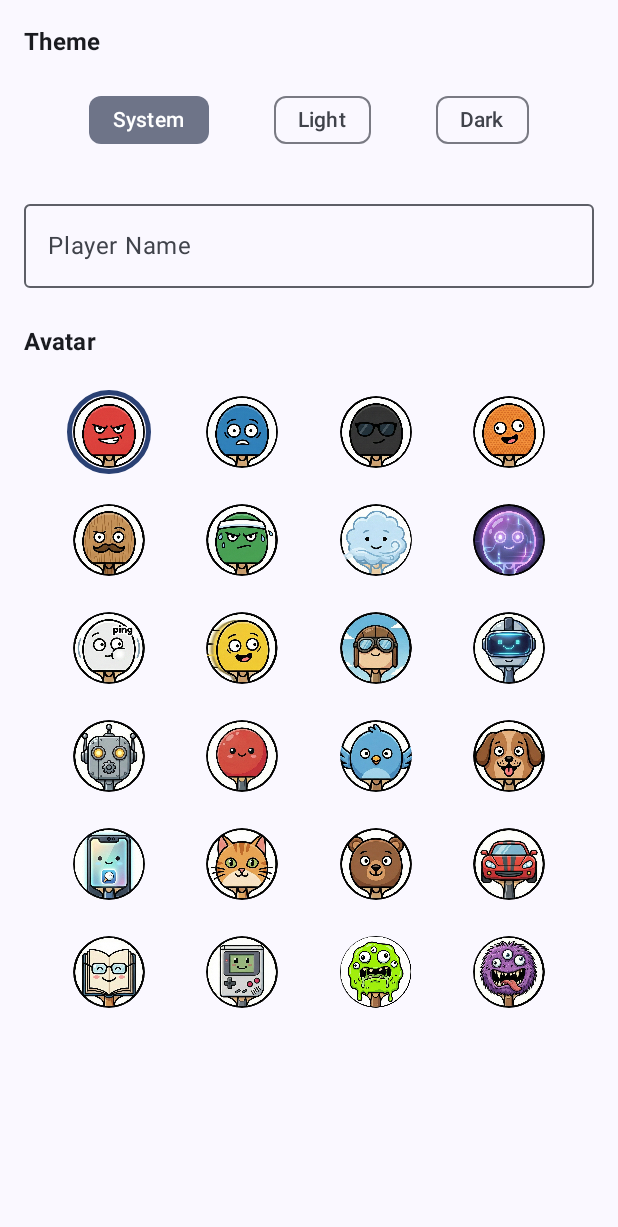
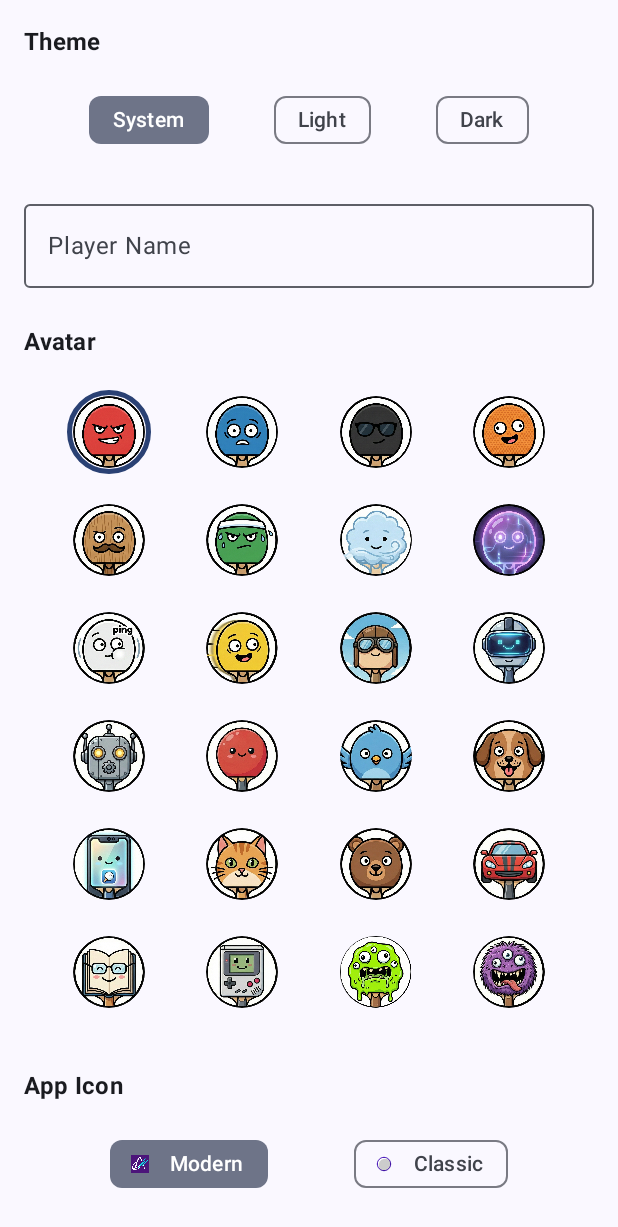
Before and after one commit to blairun/AirRally, an Android app built with Jetpack Compose: the composable AppearanceSettingsScreen called with empty values, on a phone screen of 412 x 824 dp. Shown: the top 1227 px of the screen. Run offline under Robolectric (Android 15) with nearby library versions, the phone set to English and light mode, and no system bars; 38 statements that could not run were skipped.

Commit message:
new logo

```diff
--- a/app/src/main/java/com/air/pong/ui/screens/settings/AppearanceSettingsScreen.kt
+++ b/app/src/main/java/com/air/pong/ui/screens/settings/AppearanceSettingsScreen.kt
@@ -114,5 +114,48 @@ fun AppearanceSettingsScreen(
             }
             Spacer(modifier = Modifier.height(8.dp))
         }
+
+
+        Spacer(modifier = Modifier.height(24.dp))
+
+        Text(
+            "App Icon", // TODO: Add to strings.xml
+            style = MaterialTheme.typography.titleMedium,
+            fontWeight = FontWeight.Bold,
+            modifier = Modifier.padding(bottom = 16.dp)
+        )
+
+        val context = androidx.compose.ui.platform.LocalContext.current
+        val currentIcon = androidx.compose.runtime.remember {
+            androidx.compose.runtime.mutableStateOf(com.air.pong.ui.utils.IconManager.getCurrentIcon(context))
+        }
+
+        Row(
+            modifier = Modifier.fillMaxWidth(),
+            horizontalArrangement = Arrangement.SpaceEvenly
+        ) {
+            com.air.pong.ui.utils.IconManager.AppIcon.values().forEach { icon ->
+                FilterChip(
+                    selected = currentIcon.value == icon,
+                    onClick = {
+                        com.air.pong.ui.utils.IconManager.setIcon(context, icon)
+                        currentIcon.value = icon
+                    },
+                    label = { Text(icon.displayName) },
+                    leadingIcon = {
+                        val iconRes = if (icon == com.air.pong.ui.utils.IconManager.AppIcon.DEFAULT)
+                            R.drawable.ic_launcher_foreground_fixed
+                        else
+                            R.drawable.ic_launcher_foreground
+
+                        androidx.compose.foundation.Image(
+                            painter = androidx.compose.ui.res.painterResource(id = iconRes),
+                            contentDescription = null,
+                            modifier = Modifier.size(24.dp)
+                        )
+                    }
+                )
+            }
+        }
     }
 }
--- /dev/null
+++ b/app/src/main/java/com/air/pong/ui/utils/IconManager.kt
@@ -0,0 +1,50 @@
+package com.air.pong.ui.utils
+
+import android.content.ComponentName
+import android.content.Context
+import android.content.pm.PackageManager
+import com.air.pong.BuildConfig
+
+object IconManager {
+    private const val PACKAGE_NAME = "com.air.pong"
+    private const val ALIAS_DEFAULT = "$PACKAGE_NAME.ui.MainActivityDefault"
+    private const val ALIAS_CLASSIC = "$PACKAGE_NAME.ui.MainActivityClassic"
+
+    enum class AppIcon(val aliasName: String, val displayName: String) {
+        DEFAULT(ALIAS_DEFAULT, "Modern"),
+        CLASSIC(ALIAS_CLASSIC, "Classic")
+    }
+
+    fun setIcon(context: Context, icon: AppIcon) {
+        val pm = context.packageManager
+
+        // Enable the selected alias
+        pm.setComponentEnabledSetting(
+            ComponentName(context, icon.aliasName),
+            PackageManager.COMPONENT_ENABLED_STATE_ENABLED,
+            PackageManager.DONT_KILL_APP
+        )
+
+        // Disable the other aliases
+        AppIcon.values().forEach {
+            if (it != icon) {
+                pm.setComponentEnabledSetting(
+                    ComponentName(context, it.aliasName),
+                    PackageManager.COMPONENT_ENABLED_STATE_DISABLED,
+                    PackageManager.DONT_KILL_APP
+                )
+            }
+        }
+    }
+
+    fun getCurrentIcon(context: Context): AppIcon {
+        val pm = context.packageManager
+        AppIcon.values().forEach {
+            val state = pm.getComponentEnabledSetting(ComponentName(context, it.aliasName))
+            if (state == PackageManager.COMPONENT_ENABLED_STATE_ENABLED) {
+                return it
+            }
+        }
+        return AppIcon.DEFAULT // Default fallback
+    }
+}
--- /dev/null
+++ b/app/src/main/res/drawable/ic_splash_round.xml
@@ -0,0 +1,12 @@
+<?xml version="1.0" encoding="utf-8"?>
+<layer-list xmlns:android="http://schemas.android.com/apk/res/android">
+    <item>
+        <shape android:shape="oval">
+            <solid android:color="@color/ic_launcher_background_new"/>
+        </shape>
+    </item>
+    <item>
+        <bitmap
+            android:src="@drawable/ic_launcher_foreground_fixed" />
+    </item>
+</layer-list>
--- /dev/null
+++ b/app/src/main/res/mipmap-anydpi/ic_launcher_new.xml
@@ -0,0 +1,5 @@
+<?xml version="1.0" encoding="utf-8"?>
+<adaptive-icon xmlns:android="http://schemas.android.com/apk/res/android">
+    <background android:drawable="@color/ic_launcher_background_new"/>
+    <foreground android:drawable="@drawable/ic_launcher_foreground_fixed"/>
+</adaptive-icon>
--- /dev/null
+++ b/app/src/main/res/mipmap-anydpi/ic_launcher_round_new.xml
@@ -0,0 +1,5 @@
+<?xml version="1.0" encoding="utf-8"?>
+<adaptive-icon xmlns:android="http://schemas.android.com/apk/res/android">
+    <background android:drawable="@color/ic_launcher_background_new"/>
+    <foreground android:drawable="@drawable/ic_launcher_foreground_fixed"/>
+</adaptive-icon>
--- /dev/null
+++ b/app/src/main/res/values-v31/themes.xml
@@ -0,0 +1,20 @@
+<?xml version="1.0" encoding="utf-8"?>
+<resources>
+    <style name="Theme.AirRally" parent="Theme.MaterialComponents.DayNight.DarkActionBar">
+        <!-- Primary brand color. -->
+        <item name="colorPrimary">@color/purple_500</item>
+        <item name="colorPrimaryVariant">@color/purple_700</item>
+        <item name="colorOnPrimary">@color/white</item>
+        <!-- Secondary brand color. -->
+        <item name="colorSecondary">@color/teal_200</item>
+        <item name="colorSecondaryVariant">@color/teal_700</item>
+        <item name="colorOnSecondary">@color/black</item>
+        <!-- Status bar color. -->
+        <item name="android:statusBarColor">?attr/colorPrimaryVariant</item>
+
+        <!-- Splash Screen API (Android 12+) -->
+        <item name="android:windowSplashScreenAnimatedIcon">@drawable/ic_splash_round</item>
+        <item name="android:windowSplashScreenIconBackgroundColor">@color/black</item>
+        <item name="android:windowSplashScreenBackground">@color/black</item>
+    </style>
+</resources>
--- a/app/src/main/res/values/colors.xml
+++ b/app/src/main/res/values/colors.xml
@@ -6,4 +6,5 @@
     <color name="teal_700">#FF018786</color>
     <color name="black">#FF000000</color>
     <color name="white">#FFFFFFFF</color>
+    <color name="ic_launcher_background_new">#4c157a</color>
 </resources>
```
Also changed, not shown: app/src/main/AndroidManifest.xml (+28 -2 lines), app/src/main/java/com/air/pong/ui/screens/settings/GameParamsSettingsScreen.kt (+10 -10 lines), app/src/main/res/drawable/ic_launcher_foreground_fixed.png (added), app/src/main/res/drawable/ic_launcher_foreground_new.png (added), 1 other file.
